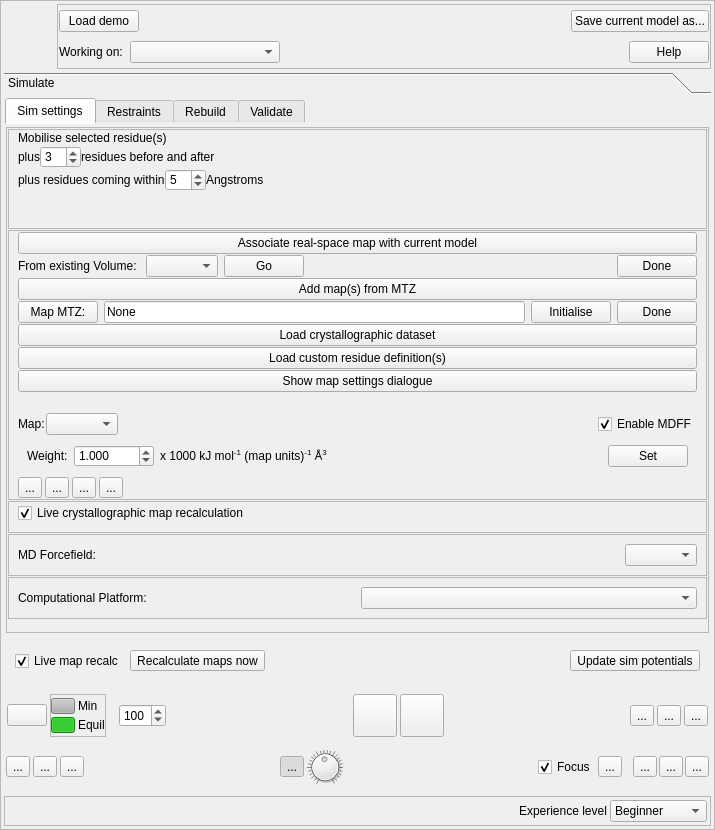
First picture: the form in isolde/src/ui/IsoldeFrame.ui, repository tristanic/isolde, before the edit.
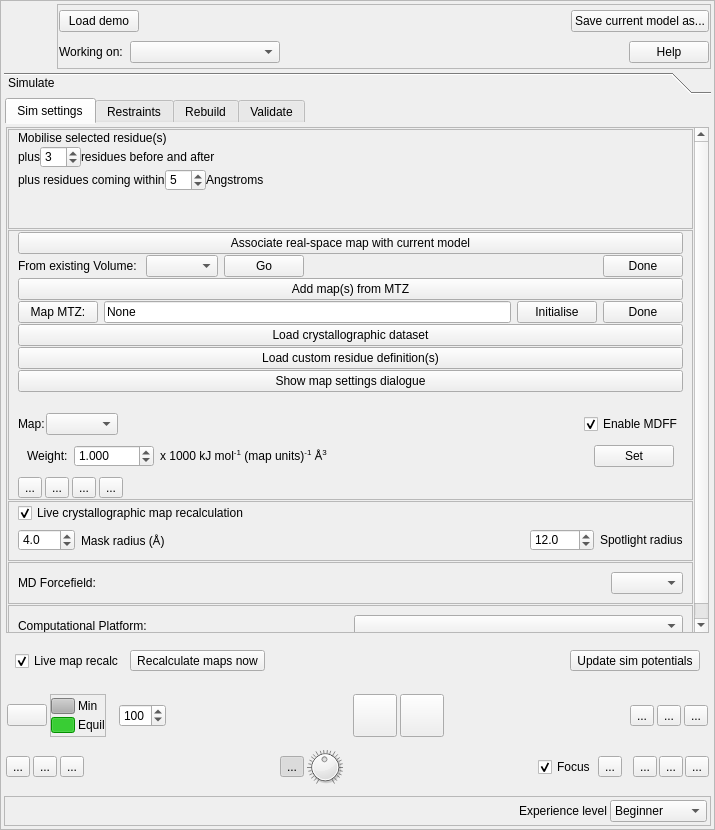
Second picture: the form after the edit. Icons and pictures are not drawn.

Commit message: GUI controls for map mask and spotlight radii

```diff
--- a/isolde/src/ui/IsoldeFrame.ui
+++ b/isolde/src/ui/IsoldeFrame.ui
@@ -363,9 +363,9 @@
                 <property name="geometry">
                  <rect>
                   <x>0</x>
-                  <y>0</y>
+                  <y>-316</y>
                   <width>677</width>
-                  <height>695</height>
+                  <height>739</height>
                  </rect>
                 </property>
                 <layout class="QVBoxLayout" name="verticalLayout_8" stretch="0,0,0,0,0,0">
@@ -945,7 +945,7 @@
                    <property name="frameShadow">
                     <enum>QFrame::Raised</enum>
                    </property>
-                   <layout class="QHBoxLayout" name="horizontalLayout_43">
+                   <layout class="QVBoxLayout" name="verticalLayout_23">
                     <property name="topMargin">
                      <number>1</number>
                     </property>
@@ -959,6 +959,66 @@
                       </property>
                      </widget>
                     </item>
+                    <item>
+                     <layout class="QHBoxLayout" name="horizontalLayout_8">
+                      <property name="topMargin">
+                       <number>0</number>
+                      </property>
+                      <item>
+                       <widget class="QDoubleSpinBox" name="_sim_basic_xtal_settings_mask_radius_spinbox">
+                        <property name="decimals">
+                         <number>1</number>
+                        </property>
+                        <property name="value">
+                         <double>4.000000000000000</double>
+                        </property>
+                       </widget>
+                      </item>
+                      <item>
+                       <widget class="QLabel" name="label_15">
+                        <property name="text">
+                         <string>Mask radius (Å)</string>
+                        </property>
+                       </widget>
+                      </item>
+                      <item>
+                       <spacer name="horizontalSpacer_34">
+                        <property name="orientation">
+                         <enum>Qt::Horizontal</enum>
+                        </property>
+                        <property name="sizeHint" stdset="0">
+                         <size>
+                          <width>40</width>
+                          <height>20</height>
+                         </size>
+                        </property>
+                       </spacer>
+                      </item>
+                      <item>
+                       <widget class="QDoubleSpinBox" name="_sim_basic_xtal_settings_spotlight_radius_spinbox">
+                        <property name="decimals">
+                         <number>1</number>
+                        </property>
+                        <property name="minimum">
+                         <double>5.000000000000000</double>
+                        </property>
+                        <property name="maximum">
+                         <double>1000.000000000000000</double>
+                        </property>
+                        <property name="value">
+                         <double>12.000000000000000</double>
+                        </property>
+                       </widget>
+                      </item>
+                      <item>
+                       <widget class="QLabel" name="label_16">
+                        <property name="text">
+                         <string>Spotlight radius</string>
+                        </property>
+                       </widget>
+                      </item>
+                     </layout>
+                    </item>
                    </layout>
                   </widget>
                  </item>
```
Left out of the diff: 4 changed lines with no effect on the pictures. The commit also changes 2 other files.
